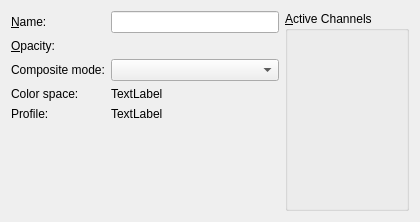
First picture: the form in krita/ui/forms/wdglayerproperties.ui, repository KDE/krita, before the edit.
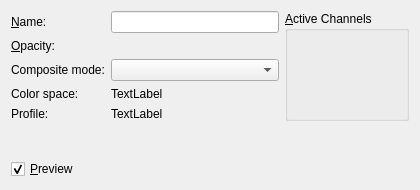
Second picture: the form after the edit. Custom widgets are drawn as their Qt base class.

Commit message:
Modify kis_dlg_layer_properties to show a preview of changes to the user
o Modify KisLayerManager and KisDlgLayerProperties to let the latter take charge of handling the changes to the layer.
o Add a ticker to keep change of changes to the configuration and show preview changes.
o Make the dialog non-modal.
o Modify wdglayerproperties.ui to give more room for widgets.
o ...Also add a preview CheckBox.

BUG:232141

Patch:
```diff
--- a/krita/ui/forms/wdglayerproperties.ui
+++ b/krita/ui/forms/wdglayerproperties.ui
@@ -7,9 +7,15 @@
     <x>0</x>
     <y>0</y>
     <width>420</width>
-    <height>222</height>
+    <height>190</height>
    </rect>
   </property>
+  <property name="minimumSize">
+   <size>
+    <width>0</width>
+    <height>190</height>
+   </size>
+  </property>
   <layout class="QGridLayout" name="gridLayout_2">
    <item row="0" column="0">
     <layout class="QGridLayout" name="gridLayout">
@@ -85,7 +91,30 @@
      </item>
     </layout>
    </item>
-   <item row="0" column="1" rowspan="2">
+   <item row="1" column="0">
+    <spacer name="verticalSpacer_2">
+     <property name="orientation">
+      <enum>Qt::Vertical</enum>
+     </property>
+     <property name="sizeHint" stdset="0">
+      <size>
+       <width>126</width>
+       <height>78</height>
+      </size>
+     </property>
+    </spacer>
+   </item>
+   <item row="2" column="0">
+    <widget class="QCheckBox" name="checkBoxPreview">
+     <property name="text">
+      <string>&amp;Preview</string>
+     </property>
+     <property name="checked">
+      <bool>true</bool>
+     </property>
+    </widget>
+   </item>
+   <item row="0" column="1">
     <widget class="QGroupBox" name="grpActiveChannels">
      <property name="sizePolicy">
       <sizepolicy hsizetype="Preferred" vsizetype="MinimumExpanding">
```
Left out of the diff: 13 changed lines with no effect on the pictures. The commit also changes 3 other files.
